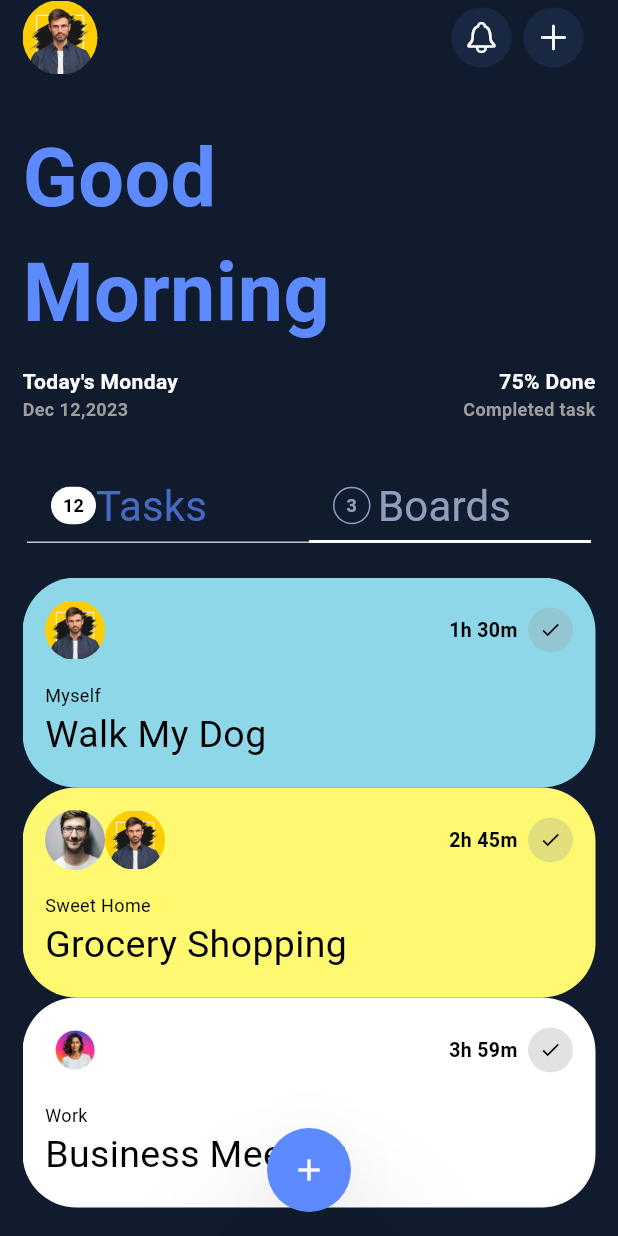
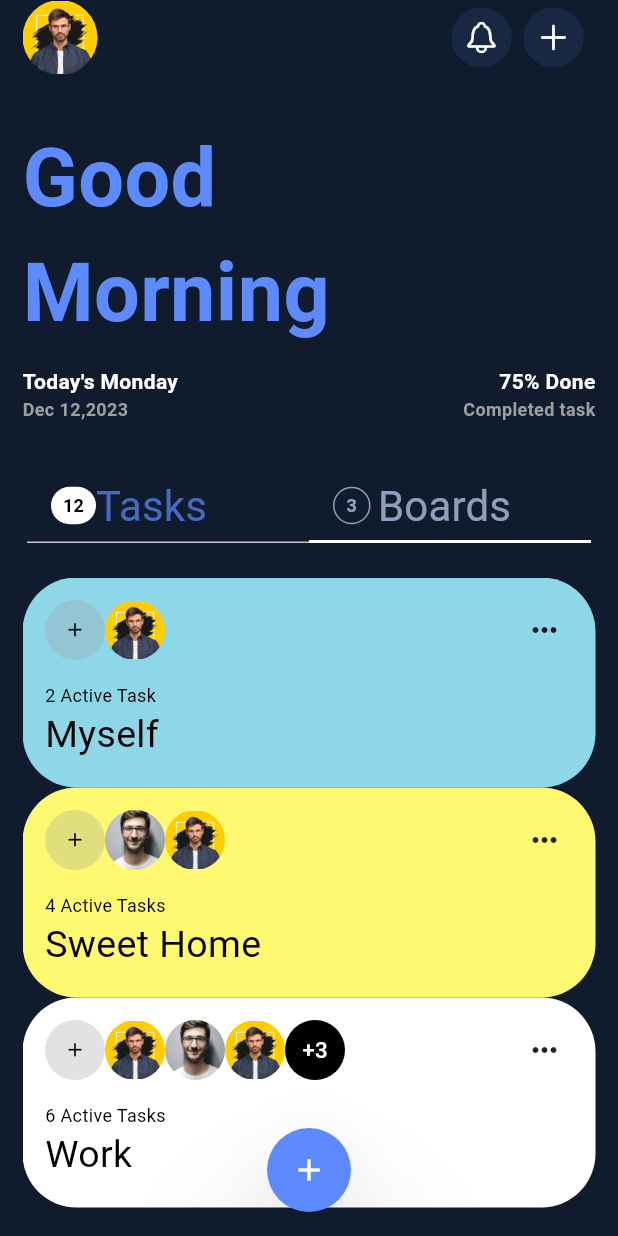
Before and after one commit to kutigbolahan/Dribble-Task, a Flutter app: the screen it shows after launch, tab 2 chosen, on a phone screen of 412 x 824 dp. Run offline on Flutter 3.47's test engine with Material 3 defaults, Android fonts, the phone set to English and light mode, and no system bars.

Commit message:
added tab screen

```diff
--- a/lib/BoardsScreen.dart
+++ b/lib/BoardsScreen.dart
@@ -12,11 +12,11 @@ class BoardsScreen extends StatelessWidget {
         child: SingleChildScrollView(
           child: Column(
             children: [
-              TaskWidget(
-                time: '1h 30m',
+              BoardsWidget(
+                //  time: '1h 30m',
                 color: const Color.fromRGBO(156, 236, 254, 0.9),
-                smallText: 'Myself',
-                bigText: 'Walk My Dog',
+                smallText: '2 Active Task',
+                bigText: 'Myself',
                 image: ClipOval(
                     child: Image.asset(
                   'assets/images/image2.jpeg',
@@ -33,11 +33,11 @@ class BoardsScreen extends StatelessWidget {
                   //   ),
                   // );
                 },
-                child: TaskWidget(
-                    time: '2h 45m',
+                child: BoardsWidget(
+                    //  time: '2h 45m',
                     color: const Color.fromRGBO(254, 249, 112, 1),
-                    smallText: 'Sweet Home',
-                    bigText: 'Grocery Shopping',
+                    smallText: '4 Active Tasks',
+                    bigText: 'Sweet Home',
                     image: Row(
                       children: [
                         ClipOval(
@@ -55,18 +55,46 @@ class BoardsScreen extends StatelessWidget {
                       ],
                     )),
               ),
-              TaskWidget(
-                time: '3h 59m',
+              BoardsWidget(
+                  //  time: '3h 59m',
                   color: Colors.white,
-                smallText: 'Work',
-                bigText: 'Business Meeting',
-                image: ClipOval(
+                  smallText: '6 Active Tasks',
+                  bigText: 'Work',
+                  image: Row(
+                    children: [
+                      ClipOval(
                           child: Image.asset(
-                  'assets/images/image1.jpeg',
+                        'assets/images/image2.jpeg',
                         width: 40,
                         height: 40,
                       )),
+                      ClipOval(
+                          child: Image.asset(
+                        'assets/images/image3.jpeg',
+                        width: 40,
+                        height: 40,
+                      )),
+                      ClipOval(
+                          child: Image.asset(
+                        'assets/images/image2.jpeg',
+                        width: 40,
+                        height: 40,
+                      )),
+                      Container(
+                        width: 40,
+                        height: 40,
+                        decoration: const BoxDecoration(
+                            shape: BoxShape.circle, color: Colors.black),
+                        child: const Center(
+                          child: Text('+3',
+                              style: TextStyle(
+                                  color: Colors.white,
+                                  fontSize: 15,
+                                  fontWeight: FontWeight.w500)),
                         ),
+                      )
+                    ],
+                  )),
             ],
           ),
         ),
--- a/lib/homepage.dart
+++ b/lib/homepage.dart
@@ -585,13 +585,13 @@ class TaskWidget extends StatelessWidget {
 class BoardsWidget extends StatelessWidget {
   const BoardsWidget({
     super.key,
-    required this.time,
+    //  required this.time,
     required this.color,
     required this.smallText,
     required this.bigText,
     required this.image,
   });
-  final String time;
+  // final String time;
   final Color color;
   final String smallText;
   final String bigText;
@@ -610,29 +610,25 @@ class BoardsWidget extends StatelessWidget {
         children: [
           Row(
             children: [
-              image,
-              const Spacer(),
-              Text(time,
-                  style: const TextStyle(
-                      color: Colors.black,
-                      fontSize: 13,
-                      fontWeight: FontWeight.bold)),
-              const SizedBox(
-                width: 7,
-              ),
               Container(
-                height: 30,
-                width: 30,
+                height: 40,
+                width: 40,
                 decoration: BoxDecoration(
                   shape: BoxShape.circle,
                   color: Colors.grey.withOpacity(0.3),
                 ),
                 child: const Icon(
-                  Icons.check,
+                  Icons.add,
                   color: Colors.black,
                   size: 15,
                 ),
-              )
+              ),
+              image,
+              const Spacer(),
+              Icon(Icons.more_horiz),
+              const SizedBox(
+                width: 7,
+              ),
             ],
           ),
           const SizedBox(
```
Lines whose indentation alone changed are shown as unchanged.
